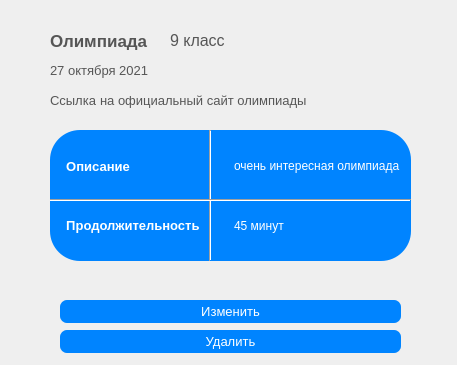
Old version of the form ui_files/view_olymp.ui in the repository Dmitriyburin/web_proj1.
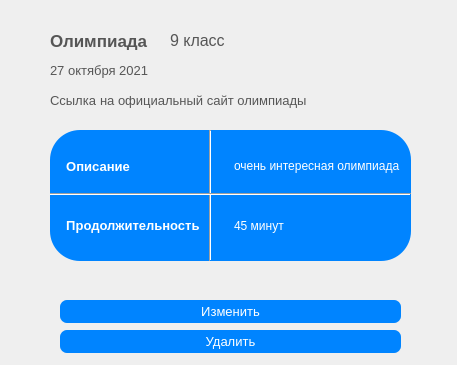
New version of the form.

```diff
--- a/ui_files/view_olymp.ui
+++ b/ui_files/view_olymp.ui
@@ -188,9 +188,9 @@
    <property name="geometry">
     <rect>
      <x>50</x>
-     <y>190</y>
+     <y>179</y>
      <width>361</width>
-     <height>20</height>
+     <height>31</height>
     </rect>
    </property>
    <property name="orientation">
```
